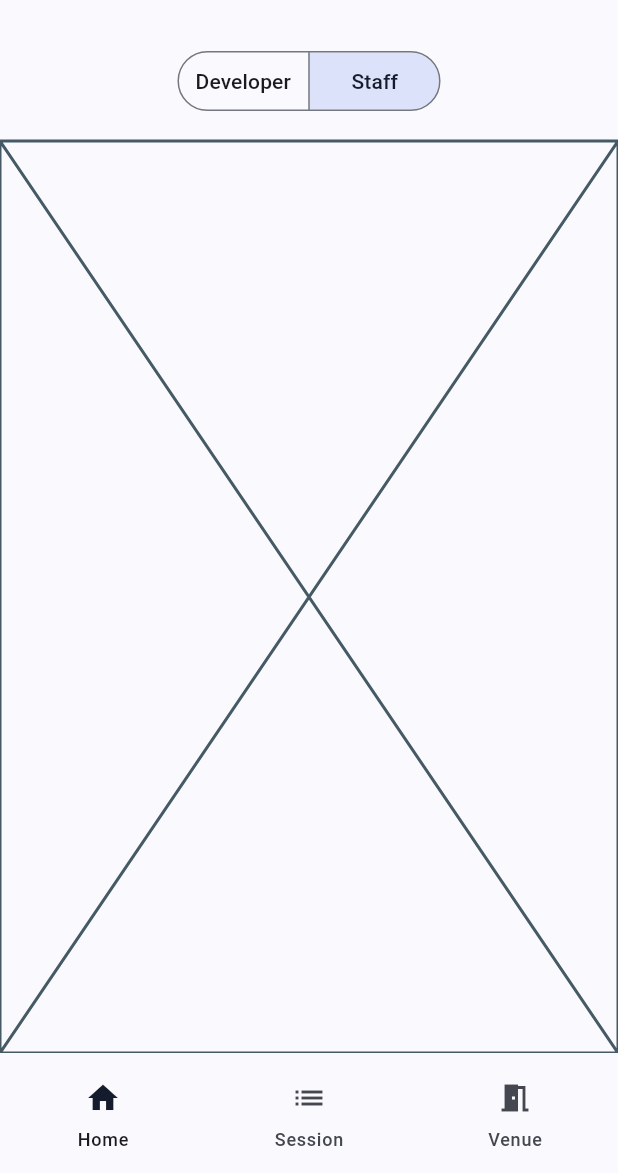
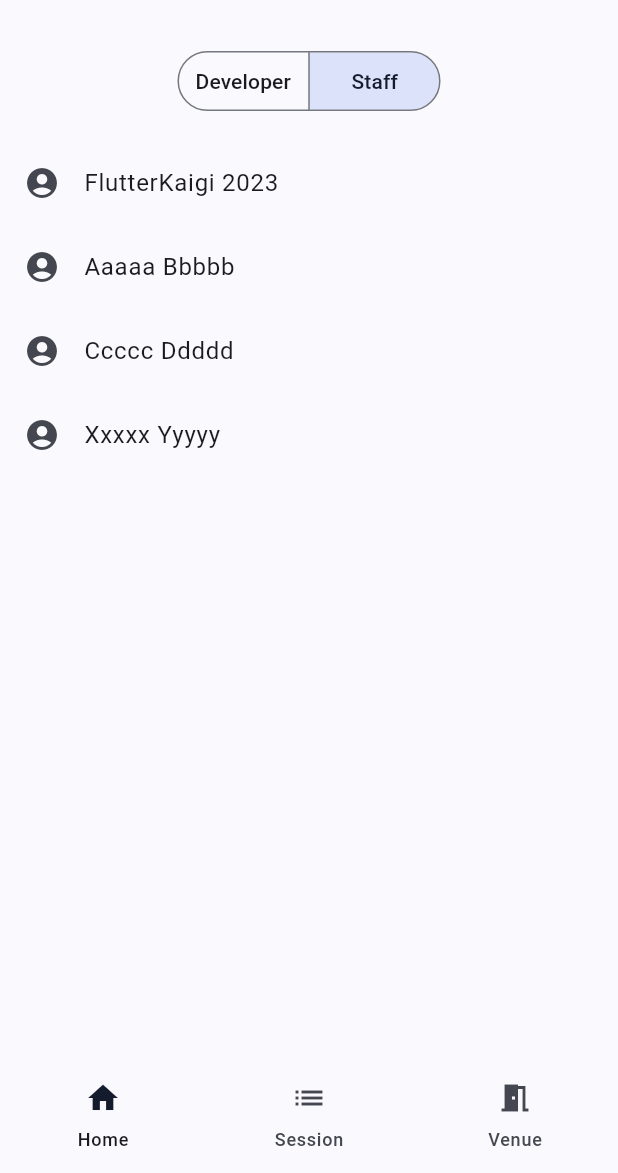
Before and after one commit to FlutterKaigi/conference-app-2023, a Flutter app: the ContributorsPage screen opened by its route, after a tap on "Staff", on a phone screen of 412 x 824 dp, the part 63-1236 px from its top. Run offline on Flutter 3.47's test engine with Material 2 defaults, Android fonts, the light colour scheme and no system bars; drawn by our look-alikes of dynamic_color; our stand-ins replace adaptive_dialog, firebase_core, flutter_riverpod, flutter_svg, freezed_annotation, gap and 4 more; missing offline and left inert: accessibility_tools; accounts and stored records are empty; generated files the repository leaves out were written again.

Commit message:
MockデータからStaff一覧を表示するまで

```diff
--- /dev/null
+++ b/lib/model/contributors/staff/staff_provider.dart
@@ -0,0 +1,9 @@
+import 'package:conference_2023/model/contributors/staff/staff.dart';
+import 'package:conference_2023/model/contributors/staff/staff_repository.dart';
+import 'package:riverpod_annotation/riverpod_annotation.dart';
+
+part 'staff_provider.g.dart';
+
+@riverpod
+Future<List<Staff>> staffs(StaffsRef ref) =>
+    ref.watch(staffRepositoryProvider).fetchStaffItemsByMockData();
--- a/lib/model/contributors/staff/staff_repository.dart
+++ b/lib/model/contributors/staff/staff_repository.dart
@@ -91,7 +91,7 @@
                 "createdAt": "2023-05-24T14:06:59.211Z",
                 "updatedAt": "2023-05-25T10:30:44.635Z"
             },
-            "displayName": "AaaaaBbbbb",
+            "displayName": "Aaaaa Bbbbb",
             "image": {
                 "_id": "646e0985beb9b686e8806757",
                 "altText": "",
@@ -138,7 +138,7 @@
                 "createdAt": "2023-05-24T14:06:59.211Z",
                 "updatedAt": "2023-05-25T10:30:44.635Z"
             },
-            "displayName": "CccccDdddd",
+            "displayName": "Ccccc Ddddd",
             "image": {
                 "_id": "646e0985beb9b686e8806757",
                 "altText": "",
@@ -177,7 +177,7 @@
                 "createdAt": "2023-05-24T14:06:59.211Z",
                 "updatedAt": "2023-05-25T10:30:44.635Z"
             },
-            "displayName": "XxxxxYyyyy",
+            "displayName": "Xxxxx Yyyyy",
             "image": {
                 "_id": "646e0985beb9b686e8806757",
                 "altText": "",
--- a/lib/ui/screen/contributors/contributors.dart
+++ b/lib/ui/screen/contributors/contributors.dart
@@ -1,5 +1,6 @@
 import 'package:conference_2023/l10n/localization.dart';
 import 'package:conference_2023/ui/router/router_app.dart';
+import 'package:conference_2023/ui/screen/contributors/staff_list.dart';
 import 'package:flutter/material.dart';
 import 'package:flutter_riverpod/flutter_riverpod.dart';
 import 'package:gap/gap.dart';
@@ -49,7 +50,7 @@
         Expanded(
           child: switch (tab) {
             ContributorsTab.developer => const Placeholder(),
-            ContributorsTab.staff => const Placeholder(),
+            ContributorsTab.staff => const StaffListPage(),
           },
         ),
       ],
--- /dev/null
+++ b/lib/ui/screen/contributors/staff_list.dart
@@ -0,0 +1,36 @@
+import 'package:conference_2023/model/contributors/staff/staff.dart';
+import 'package:conference_2023/model/contributors/staff/staff_provider.dart';
+import 'package:flutter/material.dart';
+import 'package:flutter_riverpod/flutter_riverpod.dart';
+
+class StaffListPage extends ConsumerWidget {
+  const StaffListPage({super.key});
+
+  @override
+  Widget build(BuildContext context, WidgetRef ref) {
+    final state = ref.watch(staffsProvider);
+
+    return state.when(
+      loading: () => const Center(
+        child: CircularProgressIndicator(),
+      ),
+      error: (error, stackTrace) => Center(
+        child: Text(
+          '$error',
+        ),
+      ),
+      data: (staffItems) => ListView.builder(
+        itemCount: staffItems.length,
+        itemBuilder: (context, index) {
+          final Staff staffItem = staffItems[index];
+          return ListTile(
+            leading: const Icon(Icons.account_circle),
+            title: Text(
+              staffItem.displayName,
+            ),
+          );
+        },
+      ),
+    );
+  }
+}
```
Also changed, not shown: lib/model/contributors/staff/staff_provider.g.dart (added).
